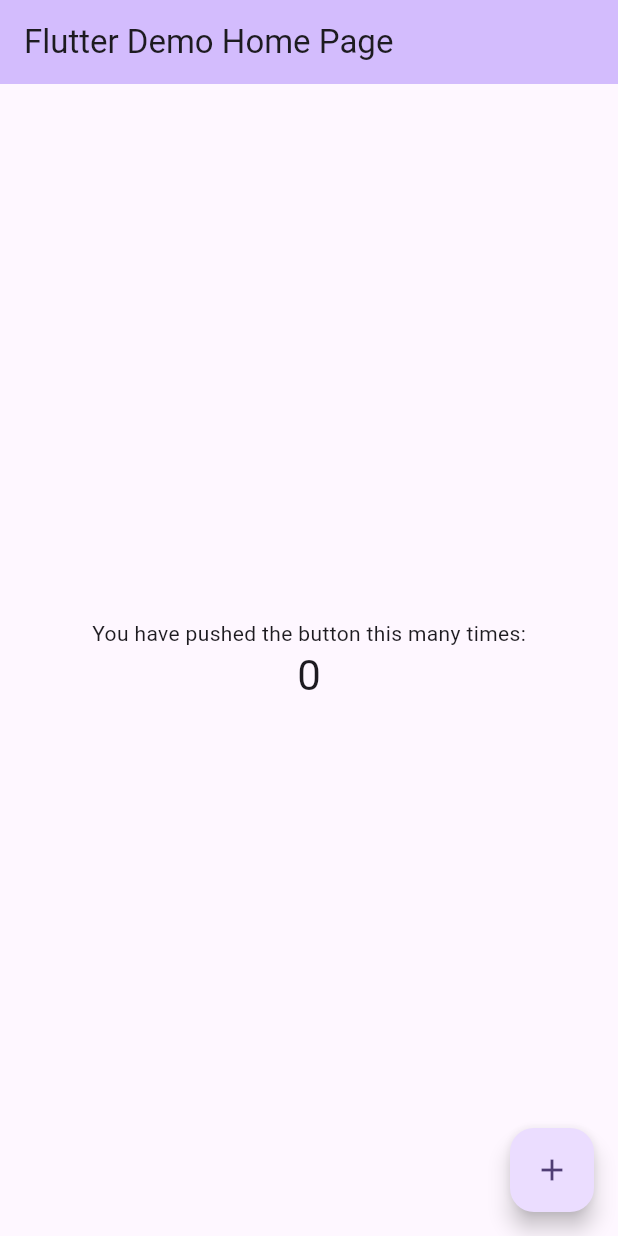
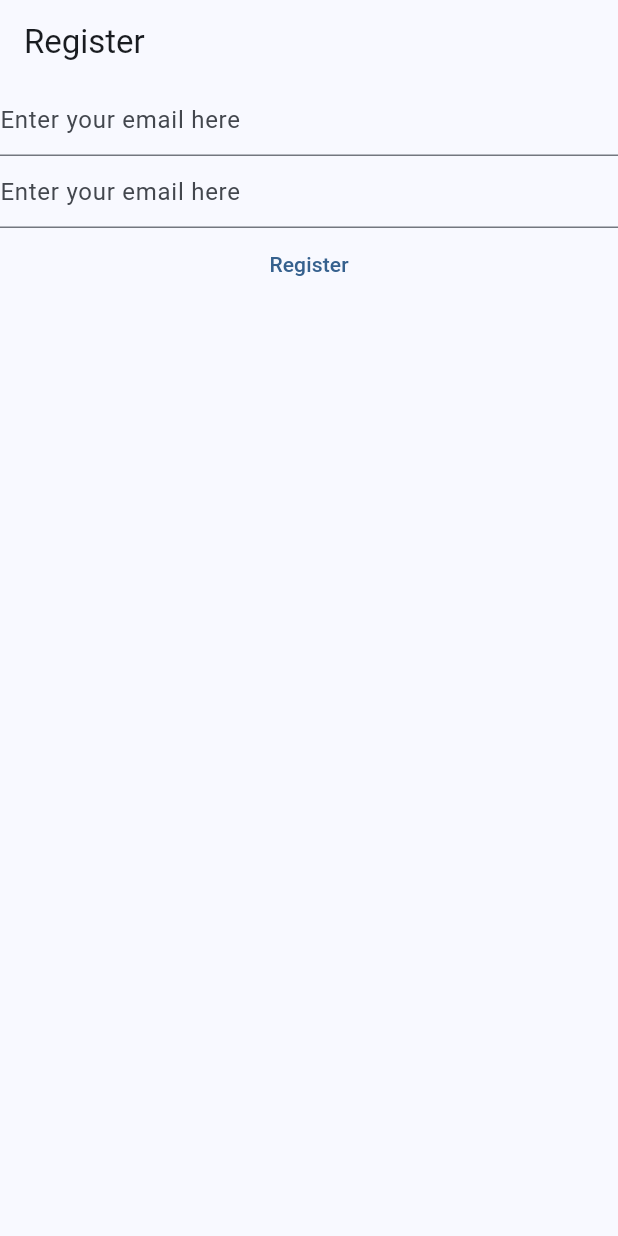
Before and after one commit to asad-mansoor-dev/Flutter-Course-for-Beginners-37-hour, a Flutter app: the screen it shows after launch, on a phone screen of 412 x 824 dp. Run offline on Flutter 3.47's test engine with Material 2 defaults, Android fonts, the phone set to English and light mode, and no system bars; our stand-ins replace firebase_auth, firebase_core; accounts and stored records are empty.

```diff
--- a/mynotes/analysis_options.yaml
+++ b/mynotes/analysis_options.yaml
@@ -22,6 +22,8 @@ linter:
   # `// ignore_for_file: name_of_lint` syntax on the line or in the file
   # producing the lint.
   rules:
+    - prefer_const_constructors
+
     # avoid_print: false  # Uncomment to disable the `avoid_print` rule
     # prefer_single_quotes: true  # Uncomment to enable the `prefer_single_quotes` rule
 
--- a/mynotes/lib/main.dart
+++ b/mynotes/lib/main.dart
@@ -1,125 +1,98 @@
+import 'package:firebase_core/firebase_core.dart';
 import 'package:flutter/material.dart';
+import 'package:firebase_auth/firebase_auth.dart';
+import 'firebase_options.dart';
 
 void main() {
-  runApp(const MyApp());
+  WidgetsFlutterBinding.ensureInitialized;
+  runApp(MaterialApp(
+    title: 'Flutter Demo',
+    theme: ThemeData(
+      colorScheme: ColorScheme.fromSeed(seedColor: Colors.blue),
+      useMaterial3: true,
+    ),
+    home: const HomePage(),
+  ));
 }
 
-class MyApp extends StatelessWidget {
-  const MyApp({super.key});
+class HomePage extends StatefulWidget {
+  const HomePage({super.key});
 
-  // This widget is the root of your application.
   @override
-  Widget build(BuildContext context) {
-    return MaterialApp(
-      title: 'Flutter Demo',
-      theme: ThemeData(
-        // This is the theme of your application.
-        //
-        // TRY THIS: Try running your application with "flutter run". You'll see
-        // the application has a blue toolbar. Then, without quitting the app,
-        // try changing the seedColor in the colorScheme below to Colors.green
-        // and then invoke "hot reload" (save your changes or press the "hot
-        // reload" button in a Flutter-supported IDE, or press "r" if you used
-        // the command line to start the app).
-        //
-        // Notice that the counter didn't reset back to zero; the application
-        // state is not lost during the reload. To reset the state, use hot
-        // restart instead.
-        //
-        // This works for code too, not just values: Most code changes can be
-        // tested with just a hot reload.
-        colorScheme: ColorScheme.fromSeed(seedColor: Colors.deepPurple),
-        useMaterial3: true,
-      ),
-      home: const MyHomePage(title: 'Flutter Demo Home Page'),
-    );
-  }
+  State<HomePage> createState() => _HomePageState();
 }
 
-class MyHomePage extends StatefulWidget {
-  const MyHomePage({super.key, required this.title});
-
-  // This widget is the home page of your application. It is stateful, meaning
-  // that it has a State object (defined below) that contains fields that affect
-  // how it looks.
-
-  // This class is the configuration for the state. It holds the values (in this
-  // case the title) provided by the parent (in this case the App widget) and
-  // used by the build method of the State. Fields in a Widget subclass are
-  // always marked "final".
-
-  final String title;
+class _HomePageState extends State<HomePage> {
+  late final TextEditingController _email;
+  late final TextEditingController _password;
 
   @override
-  State<MyHomePage> createState() => _MyHomePageState();
-}
+  void initState() {
+    _email = TextEditingController();
+    _password = TextEditingController();
 
-class _MyHomePageState extends State<MyHomePage> {
-  int _counter = 0;
+    super.initState();
+  }
 
-  void _incrementCounter() {
-    setState(() {
-      // This call to setState tells the Flutter framework that something has
-      // changed in this State, which causes it to rerun the build method below
-      // so that the display can reflect the updated values. If we changed
-      // _counter without calling setState(), then the build method would not be
-      // called again, and so nothing would appear to happen.
-      _counter++;
-    });
+  @override
+  void dispose() {
+    super.dispose();
   }
 
   @override
   Widget build(BuildContext context) {
-    // This method is rerun every time setState is called, for instance as done
-    // by the _incrementCounter method above.
-    //
-    // The Flutter framework has been optimized to make rerunning build methods
-    // fast, so that you can just rebuild anything that needs updating rather
-    // than having to individually change instances of widgets.
     return Scaffold(
-      appBar: AppBar(
-        // TRY THIS: Try changing the color here to a specific color (to
-        // Colors.amber, perhaps?) and trigger a hot reload to see the AppBar
-        // change color while the other colors stay the same.
-        backgroundColor: Theme.of(context).colorScheme.inversePrimary,
-        // Here we take the value from the MyHomePage object that was created by
-        // the App.build method, and use it to set our appbar title.
-        title: Text(widget.title),
+      appBar: AppBar(title: const Text('Register')),
+      body: FutureBuilder(
+        future: Firebase.initializeApp(
+          options: DefaultFirebaseOptions.currentPlatform,
+        ),
+        builder: (context, snapshot) {
+          switch (snapshot.connectionState) {
+            case ConnectionState.done:
+              return Column(
+                children: [
+                  TextField(
+                    controller: _email,
+                    enableSuggestions: false,
+                    autocorrect: false,
+                    keyboardType: TextInputType.emailAddress,
+                    decoration: const InputDecoration(
+                      hintText: 'Enter your email here',
+                    ),
+                  ),
+                  TextField(
+                    controller: _password,
+                    obscureText: true,
+                    enableSuggestions: false,
+                    autocorrect: false,
+                    decoration: const InputDecoration(
+                      hintText: 'Enter your email here',
+                    ),
+                  ),
+                  TextButton(
+                    onPressed: () async {
+                      final email = _email.text;
+                      final password = _password.text;
+                      try {
+                        final userCredentials = await FirebaseAuth.instance
+                            .createUserWithEmailAndPassword(
+                                email: email, password: password);
+                        print(userCredentials);
+                      } catch (e) {
+                        print('Firebase Authentication Error: $e');
+                      }
+                    },
+                    child: const Text('Register'),
+                  ),
+                ],
+              );
+
+              default:
+                return const Text('Loading');
+          }
+        },
       ),
-      body: Center(
-        // Center is a layout widget. It takes a single child and positions it
-        // in the middle of the parent.
-        child: Column(
-          // Column is also a layout widget. It takes a list of children and
-          // arranges them vertically. By default, it sizes itself to fit its
-          // children horizontally, and tries to be as tall as its parent.
-          //
-          // Column has various properties to control how it sizes itself and
-          // how it positions its children. Here we use mainAxisAlignment to
-          // center the children vertically; the main axis here is the vertical
-          // axis because Columns are vertical (the cross axis would be
-          // horizontal).
-          //
-          // TRY THIS: Invoke "debug painting" (choose the "Toggle Debug Paint"
-          // action in the IDE, or press "p" in the console), to see the
-          // wireframe for each widget.
-          mainAxisAlignment: MainAxisAlignment.center,
-          children: <Widget>[
-            const Text(
-              'You have pushed the button this many times:',
-            ),
-            Text(
-              '$_counter',
-              style: Theme.of(context).textTheme.headlineMedium,
-            ),
-          ],
-        ),
-      ),
-      floatingActionButton: FloatingActionButton(
-        onPressed: _incrementCounter,
-        tooltip: 'Increment',
-        child: const Icon(Icons.add),
-      ), // This trailing comma makes auto-formatting nicer for build methods.
     );
   }
 }
--- a/mynotes/pubspec.yaml
+++ b/mynotes/pubspec.yaml
@@ -36,7 +36,7 @@ dependencies:
   # Use with the CupertinoIcons class for iOS style icons.
   cupertino_icons: ^1.0.2
   firebase_core: ^2.13.0
-  firebase_auth: ^4.6.1
+  firebase_auth: ^4.6.2
   cloud_firestore: ^4.7.1
   firebase_analytics: ^10.4.1
 
```
Also changed, not shown: mynotes/lib/firebase_options.dart, mynotes/pubspec.lock, 8 other files.
